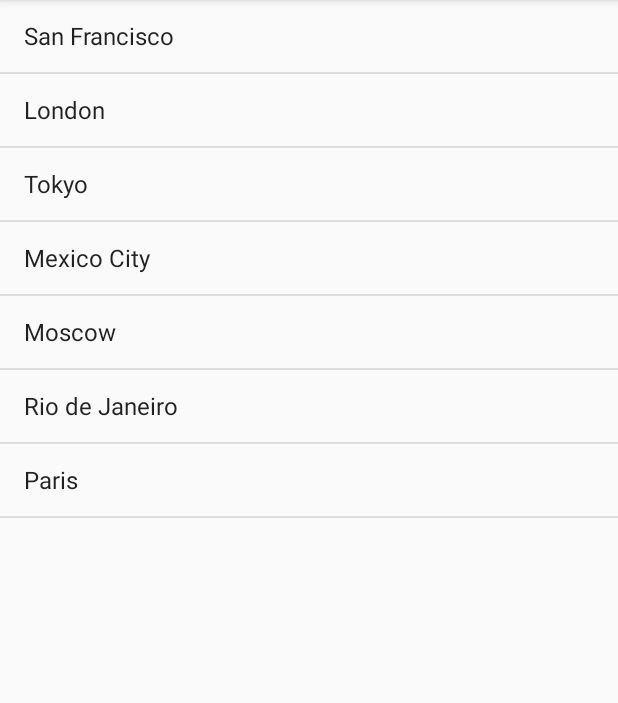
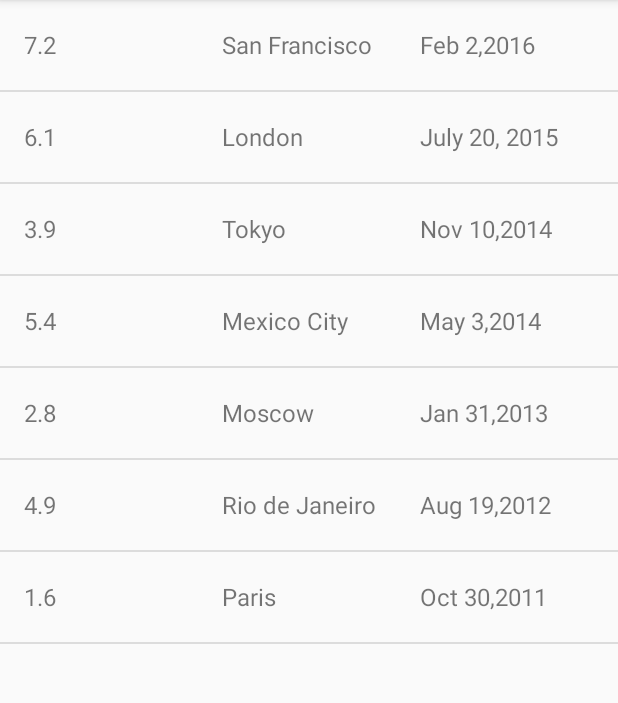
Before and after one commit to KienTPhan/UdacityNetworkingProject, an Android app: the screen it shows after launch (EarthquakeActivity), on a phone screen of 412 x 824 dp, the part 84-787 px from its top. Run offline under Robolectric (Android 15) with nearby library versions, the phone set to English and light mode, and no system bars.

Commit message:
added a custom ListAdapter and created a new class EarthquakeItem

```diff
--- a/app/src/main/java/com/example/android/quakereport/EarthQuakeListAdapter.java
+++ b/app/src/main/java/com/example/android/quakereport/EarthQuakeListAdapter.java
@@ -1,7 +1,15 @@
 package com.example.android.quakereport;
 
 import android.app.Activity;
+import android.support.annotation.NonNull;
+import android.support.annotation.Nullable;
+import android.view.LayoutInflater;
+import android.view.View;
+import android.view.ViewGroup;
 import android.widget.ArrayAdapter;
+import android.widget.TextView;
+
+import org.w3c.dom.Text;
 
 import java.util.ArrayList;
 
@@ -16,6 +24,42 @@ public class EarthQuakeListAdapter extends ArrayAdapter<EarthquakeItem> {
         super(context, 0, earthquakeItems);
     }
 
+    /** inflate the get view and inflate the list
+     * @param position      which EarthquakeItem is currently being added
+     * @param convertView   the current view that is being recycle
+     * @param parent        the viewGroup that contain the recycle views
+     */
+    @NonNull
+    @Override
+    public View getView(int position, @Nullable View convertView, @NonNull ViewGroup parent) {
+        /**Check if the existing view is being reused, otherwise inflate the view */
+        View listItemView = convertView;
+        if (listItemView == null) {
+            listItemView = LayoutInflater.from(getContext()).inflate(R.layout.list_item,parent,false);
+        }
 
+        /** Get the {@link EarthquakeItem} object located at this position in the list */
+        EarthquakeItem currentEarthquake = getItem(position);
 
+        /** Find the TextView in the list_item.xml layout with the ID mag */
+        TextView magnitudeTextView = (TextView) listItemView.findViewById(R.id.magnitudeListItemText);
+
+        /** set magnitudeTextView.text to EarthquakeItem.getMagnitude */
+        magnitudeTextView.setText(currentEarthquake.getmMagnitude());
+
+        /** Find the Textview in the list_item.xml layout with the ID locationListItemText */
+        TextView locationTextView = (TextView) listItemView.findViewById(R.id.locationListItemText);
+
+        /** Set locationTextView.text to EarthquakeItem.getLocation */
+        locationTextView.setText(currentEarthquake.getmLocation());
+
+        /** Find the TextView in the list_item.xml layout with the ID dateListItemText */
+        TextView dateTextView = (TextView) listItemView.findViewById(R.id.dateListItemText);
+
+        /** Set dateTextView.text to EarthquakeItem.getDate */
+        dateTextView.setText(currentEarthquake.getmDate());
+
+        /** Return the newly created view */
+        return listItemView;
+    }
 }
--- a/app/src/main/java/com/example/android/quakereport/EarthquakeActivity.java
+++ b/app/src/main/java/com/example/android/quakereport/EarthquakeActivity.java
@@ -31,25 +31,25 @@ public class EarthquakeActivity extends AppCompatActivity {
         super.onCreate(savedInstanceState);
         setContentView(R.layout.earthquake_activity);
 
-        // Create a fake list of earthquake locations.
-        ArrayList<String> earthquakes = new ArrayList<>();
-        earthquakes.add("San Francisco");
-        earthquakes.add("London");
-        earthquakes.add("Tokyo");
-        earthquakes.add("Mexico City");
-        earthquakes.add("Moscow");
-        earthquakes.add("Rio de Janeiro");
-        earthquakes.add("Paris");
+        // Create a fake list of earthquakeItems locations.
+        ArrayList<EarthquakeItem> earthquakes = new ArrayList<EarthquakeItem>();
+        earthquakes.add(new EarthquakeItem("7.2","San Francisco","Feb 2,2016"));
+        earthquakes.add(new EarthquakeItem("6.1","London","July 20, 2015"));
+        earthquakes.add(new EarthquakeItem("3.9","Tokyo","Nov 10,2014"));
+        earthquakes.add(new EarthquakeItem("5.4","Mexico City","May 3,2014"));
+        earthquakes.add(new EarthquakeItem("2.8","Moscow","Jan 31,2013"));
+        earthquakes.add(new EarthquakeItem("4.9","Rio de Janeiro","Aug 19,2012"));
+        earthquakes.add(new EarthquakeItem("1.6","Paris","Oct 30,2011"));
+
+        //Initialize EarthQuakeListAdapter
+        EarthQuakeListAdapter adapter = new EarthQuakeListAdapter(this, earthquakes);
 
         // Find a reference to the {@link ListView} in the layout
-        ListView earthquakeListView = (ListView) findViewById(R.id.list);
-
-        // Create a new {@link ArrayAdapter} of earthquakes
-        ArrayAdapter<String> adapter = new ArrayAdapter<String>(
-                this, android.R.layout.simple_list_item_1, earthquakes);
+        ListView listView = (ListView) findViewById(R.id.list);
 
         // Set the adapter on the {@link ListView}
         // so the list can be populated in the user interface
-        earthquakeListView.setAdapter(adapter);
+        listView.setAdapter(adapter);
+
     }
 }
--- /dev/null
+++ b/app/src/main/res/layout/earthquake_list.xml
@@ -0,0 +1,17 @@
+<?xml version="1.0" encoding="utf-8"?>
+<LinearLayout xmlns:android="http://schemas.android.com/apk/res/android"
+    android:orientation="vertical" android:layout_width="match_parent"
+    android:layout_height="match_parent">
+
+    <!-- create a listview to contain list_item.xml -->
+    <ListView  xmlns:android="http://schemas.android.com/apk/res/android"
+        xmlns:tools="http://schemas.android.com/tools"
+        android:orientation="vertical"
+        android:layout_width="match_parent"
+        android:layout_height="match_parent"
+        android:drawSelectorOnTop="true"
+        tools:context="com.example.android.quakereport.EarthquakeActivity"
+        ></ListView>
+
+
+</LinearLayout>
--- /dev/null
+++ b/app/src/main/res/layout/list_item.xml
@@ -0,0 +1,35 @@
+<?xml version="1.0" encoding="utf-8"?>
+<LinearLayout xmlns:android="http://schemas.android.com/apk/res/android"
+    android:orientation="horizontal" android:layout_width="match_parent"
+    android:layout_height="match_parent">
+
+    <TextView
+        android:layout_marginLeft="16dp"
+        android:id="@+id/magnitudeListItemText"
+        android:layout_width="0dp"
+        android:layout_weight="1"
+        android:layout_height="60dp"
+        android:text="item1"
+        android:gravity="center_vertical"
+        android:textSize="16sp"/>
+
+    <TextView
+        android:id="@+id/locationListItemText"
+        android:layout_width="0dp"
+        android:layout_weight="1"
+        android:layout_height="60dp"
+        android:text="item1"
+        android:gravity="center_vertical"
+        android:textSize="16sp"/>
+
+    <TextView
+        android:id="@+id/dateListItemText"
+        android:layout_width="0dp"
+        android:layout_weight="1"
+        android:layout_height="60dp"
+        android:text="item1"
+        android:gravity="center_vertical"
+        android:textSize="16sp"/>
+
+
+</LinearLayout>
```
